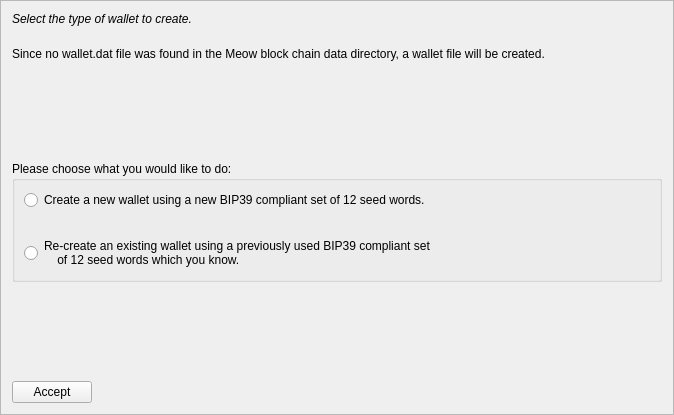
Old version of the form src/qt/forms/mnemonicdialog1.ui in the repository mamafunny/Meowcoin.
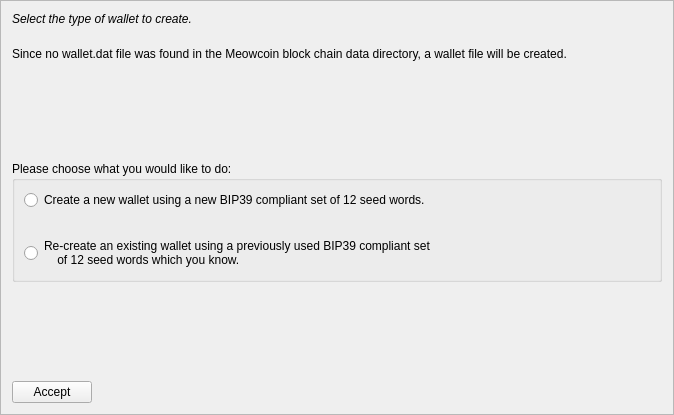
New version of the form.

Commit message: meow -> meowcoin

The edit to the form file:
```diff
--- a/src/qt/forms/mnemonicdialog1.ui
+++ b/src/qt/forms/mnemonicdialog1.ui
@@ -52,7 +52,7 @@
    <item>
     <widget class="QLabel" name="wallettypeLabel">
      <property name="text">
-      <string>Since no wallet.dat file was found in the Meow block chain data directory, a wallet file will be created.</string>
+      <string>Since no wallet.dat file was found in the Meowcoin block chain data directory, a wallet file will be created.</string>
      </property>
      <property name="wordWrap">
       <bool>true</bool>
```
The commit also changes 953 other files.
